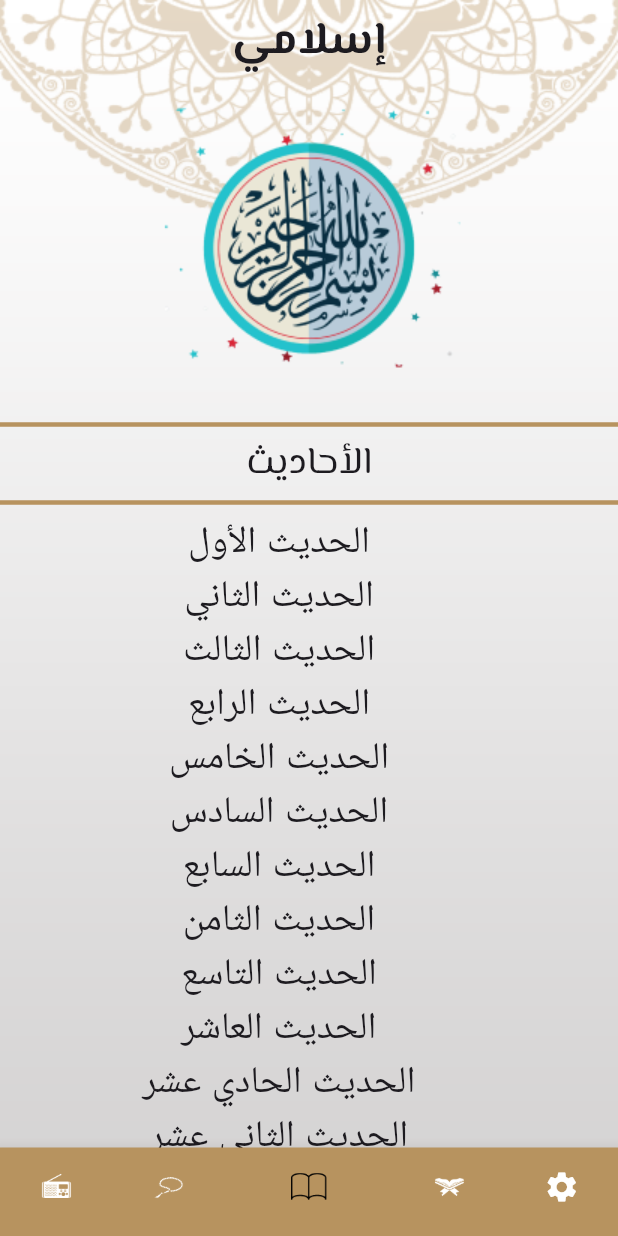
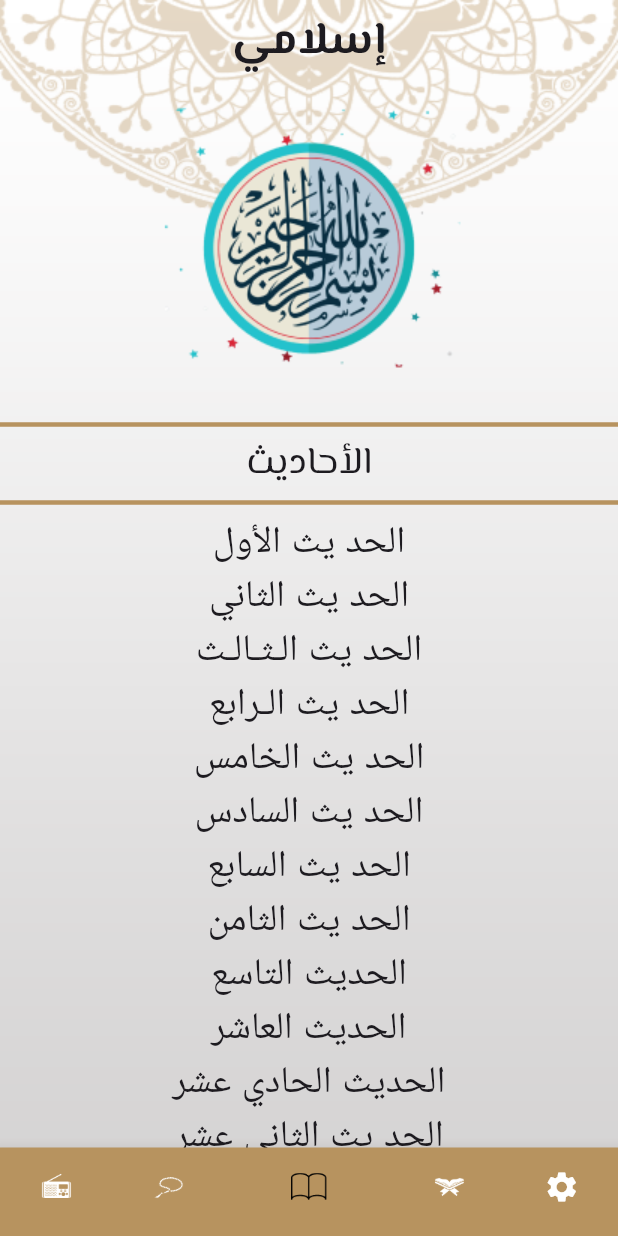
Before and after one commit to Algohary1/islami-App, a Flutter app: the screen it shows after launch, item 3 of the bottom bar chosen, on a phone screen of 412 x 824 dp. Run offline on Flutter 3.47's test engine with Material 3 defaults, Android fonts, the phone set to English and light mode, and no system bars; our stand-ins replace google_fonts.

Commit message:
islami ahadeth and sebha update

```diff
--- a/assets/files/ahadeth/ahadeth.txt
+++ b/assets/files/ahadeth.txt
@@ -225,4 +225,3 @@
 الحديث الخمسون
 عن عبد الله بن بسر قال : أتي النبي صلى الله عليه وسلم رجل ، فقال : يا رسول الله إن شرائع الإسلام قد كثرت علينا ، فباب نتمسك به جامع ؟ قال : ( لا يزال لسانك رطبا من ذكر الله عز وجل ) .
 رواه أحمد [ رقم : 188 و 190 ] .
-#
--- a/lib/ahadeth_model.dart
+++ b/lib/ahadeth_model.dart
@@ -1,6 +1,6 @@
 class ahadethModel{
-  String name;
-  int index;
+  String title;
+  List<String>content;
 
-  ahadethModel(this.name, this.index);
+  ahadethModel(this.title, this.content);
 }
--- a/lib/home/tabs/ahadeth.dart
+++ b/lib/home/tabs/ahadeth.dart
@@ -1,4 +1,5 @@
 import 'package:flutter/material.dart';
+import 'package:flutter/services.dart';
 import 'package:google_fonts/google_fonts.dart';
 import 'package:sebha/ahadeth_details.dart';
 import 'package:sebha/ahadeth_model.dart';
@@ -6,66 +7,19 @@ import 'package:sebha/ahadeth_model.dart';
 
 class ahadethTab extends StatefulWidget {
   ahadethTab({super.key});
-
   @override
   State<ahadethTab> createState() => _quranTabState();
 }
 
 class _quranTabState extends State<ahadethTab> {
-  List<String> ahadethNames = [
-  'الحديث الأول',
-  'الحديث الثاني',
-  'الحديث الثالث',
-  'الحديث الرابع',
-  'الحديث الخامس',
-  'الحديث السادس',
-  'الحديث السابع',
-  'الحديث الثامن',
-  'الحديث التاسع',
-  'الحديث العاشر',
-  'الحديث الحادي عشر',
-  'الحديث الثاني عشر',
-  'الحديث الثالث عشر',
-  'الحديث الرابع عشر',
-  'الحديث الخامس عشر',
-  'الحديث السادس عشر',
-  'الحديث السابع عشر',
-  'الحديث الثامن عشر',
-  'الحديث التاسع عشر',
-  'الحديث العشرون',
-  'الحديث الحادي والعشرون',
-  'الحديث الثاني والعشرون',
-  'الحديث الثالث والعشرون',
-  'الحديث الرابع والعشرون',
-  'الحديث الخامس والعشرون',
-  'الحديث السابع والعشرون',
-  'الحديث الثامن والعشرون',
-  'الحديث التاسع والعشرون',
-  'الحديث الثلاثــون',
-  'الـحديث الحادي والثلاثون',
-  'الحديث الثاني والثلاثون',
-  'الحديث الثالث والثلاثون',
-  'الحديث الرابع والثلاثون',
-  'الحديث الخامس والثلاثون',
-  'الحديث السادس والثلاثون',
-  'الحديث السابع والثلاثون',
-  'الـحديث الثامن والثلاثون',
-  'الحديث التاسع والثلاثون',
-  'الحديث الأربعون',
-  'الحديث الحادي والأربعون',
-  'الحديث الثاني والأربعـون',
-  'الحديث الثالث والأربعون',
-  'الحديث الرابع والأربعون',
-  'الـحديث الخامس والأربعون',
-  'الحديث السادس والأربعون',
-  'الحديث السابع والأربعون',
-  'الـحديث الثامن والأربعون',
-  'الحديث التاسع والأربعون',
-  'الحديث الخمسون',
-  ];
+  List<ahadethModel>allAhadeth=[];
 
   @override
   Widget build(BuildContext context) {
+    if(allAhadeth.isEmpty){
+      loadahadethFile();
+
+    }
     return Column(
       crossAxisAlignment: CrossAxisAlignment.stretch,
       children: [
@@ -89,26 +43,48 @@ class _quranTabState extends State<ahadethTab> {
         Expanded(
           child: ListView.builder(
             itemBuilder: (context, index) {
-              return Padding(
-                padding: const EdgeInsets.only(right: 40),
-                child: InkWell(
-                  onTap: (){
+              return InkWell(
+                  onTap: () {
+                    Navigator.pushNamed(context, ahadethDetails.routeName,
+                    arguments: allAhadeth[index]
+                    );
 
-                    Navigator.pushNamed(context, ahadethDetails.routeName, arguments: ahadethModel(ahadethNames[index],index));
                   },
-                  child: Text(
-                    ahadethNames[index],
+                  child: Text(allAhadeth[index].title,
+                  style: GoogleFonts.inter(
+                    fontWeight: FontWeight.w400,
+                    fontSize: 25
+                  ),
                     textAlign: TextAlign.center,
-                    style: GoogleFonts.inter(
-                        fontSize: 25, fontWeight: FontWeight.w400),
-                  ),
-                ),
-              );
+                  ));
             },
-            itemCount: ahadethNames.length,
+            itemCount: allAhadeth.length,
           ),
         ),
       ],
     );
+
+  }
+
+  loadahadethFile() {
+    rootBundle.loadString('assets/files/ahadeth.txt').then((value) {
+      List<String> ahadeth = value.split('#');
+
+      for(int i=0; i<ahadeth.length;i++){
+
+        String hadethOne = ahadeth[i];
+        List<String> hadethLines = hadethOne.trim().split('\n');
+        String title = hadethLines[0];
+        hadethLines.removeAt(0);
+        List<String> content = hadethLines;
+        ahadethModel hadethModel=ahadethModel(title, content);
+        allAhadeth.add(hadethModel);
+        print(hadethModel.title);
+
+      }
+      setState(() {
+
+      });
+    });
   }
 }
```
Also changed, not shown: lib/ahadeth_details.dart (+8 -19 lines), lib/home/tabs/sebha.dart (+37 -60 lines).
